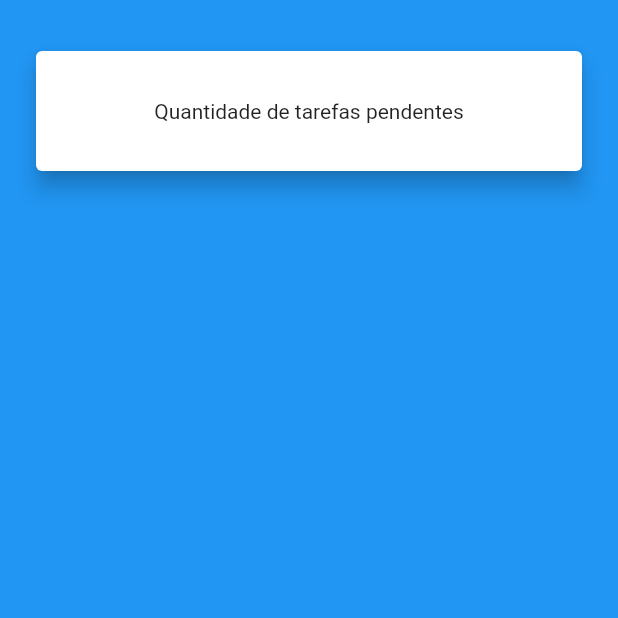
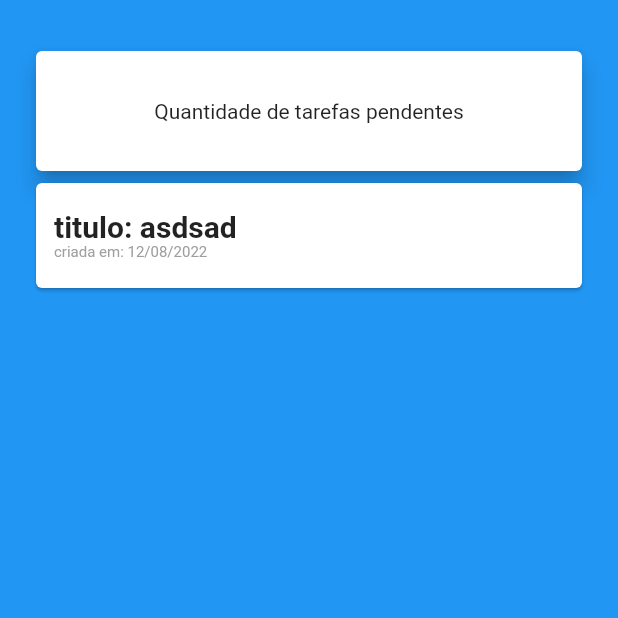
Before and after one commit to OuroborosD/task_helper, a Flutter app: the screen it shows after launch, on a phone screen of 412 x 824 dp, the top half of it. Run offline on Flutter 3.47's test engine with Material 2 defaults, Android fonts, the phone set to English and light mode, and no system bars; drawn by our look-alikes of flutter_slidable.

Commit message:
models, half of the layout of the taks pages made

```diff
--- a/lib/app/models/tasks_model.dart
+++ b/lib/app/models/tasks_model.dart
@@ -67,7 +67,7 @@ class Tasks_items{
 
   @override
  String toString(){// override, para mostrar otodos os dados de forma fácil
-  return 'id: $id, name: $name, data: $date_creation';
+  return 'id: $id, name: $name, data: $date_creation status:$complete ';
  }
 
 }
--- a/lib/app/views/pages/home_page.dart
+++ b/lib/app/views/pages/home_page.dart
@@ -1,13 +1,16 @@
 import 'package:flutter/material.dart';
 import 'package:flutter/src/widgets/container.dart';
 import 'package:flutter/src/widgets/framework.dart';
-import 'package:task_helper/app/views/widgets/card_add_title.dart';
+import 'package:task_helper/app/views/widgets/add_title.dart';
+import 'package:task_helper/app/views/widgets/task_page.dart';
 
-
+import '../../models/tasks_model.dart';
 // resizeToAvoidBottomInset: false,
 
 class HomePage extends StatelessWidget {
-  const HomePage({super.key});
+  HomePage({super.key});
+
+
 
   @override
   Widget build(BuildContext context) {
@@ -24,7 +27,7 @@ class HomePage extends StatelessWidget {
               child: ListView(
                 shrinkWrap: true,
             children: [
-
+                CardTaskHome()
             ],
           ))
         ]),
--- a/lib/app/views/widgets/card_add_title.dart
+++ b/lib/app/views/widgets/add_title.dart
@@ -1,5 +1,7 @@
 import 'package:flutter/material.dart';
 import 'package:flutter_slidable/flutter_slidable.dart';
+
+import '../pages/task_page.dart';
 
 
 class CardAddTitle extends StatelessWidget {
@@ -26,7 +28,9 @@ class CardAddTitle extends StatelessWidget {
             children: [
               SlidableAction(
               padding: EdgeInsets.symmetric(vertical: 10),
-              onPressed: (context){},
+              onPressed: (context){
+                Navigator.push(context, MaterialPageRoute(builder: (context)=> TaskPage()) );
+              },
               backgroundColor: Colors.blue,
               foregroundColor: Colors.white,
               icon: Icons.add,
--- /dev/null
+++ b/lib/app/views/widgets/task_page.dart
@@ -0,0 +1,52 @@
+import 'package:flutter/src/widgets/container.dart';
+import 'package:flutter/src/widgets/framework.dart';
+import 'package:flutter/material.dart';
+// extern
+import 'package:flutter_slidable/flutter_slidable.dart';
+
+class CardTaskHome extends StatelessWidget {
+  const CardTaskHome({super.key});
+
+  @override
+  Widget build(BuildContext context) {
+    return GestureDetector(
+      onTap: () {
+        print('hello ');
+      },
+      child: Card(
+          child: Slidable(
+              child: Container(
+                height: 70,
+                width: double
+                    .infinity, // a largura sempre para ocupar toda a tela, e o slide não vir da metade, que ocupava anteriormente
+                padding: EdgeInsets.all(12),
+                child: Column(
+                  mainAxisAlignment: MainAxisAlignment.center,
+                  crossAxisAlignment: CrossAxisAlignment.start,
+                  children: [
+                    Text(
+                      'titulo: asdsad',
+                      style:
+                          TextStyle(fontSize: 20, fontWeight: FontWeight.bold),
+                    ),
+                    Text(
+                      'criada em: 12/08/2022',
+                      style: TextStyle(fontSize: 10, color: Colors.grey),
+                    ),
+                  ],
+                ),
+              ),
+              endActionPane:
+                  ActionPane(motion: const DrawerMotion(), children: [
+                SlidableAction(
+                  padding: EdgeInsets.symmetric(vertical: 10),
+                  onPressed: (context) {},
+                  backgroundColor: Colors.blue,
+                  foregroundColor: Colors.white,
+                  icon: Icons.add,
+                  label: "Adicionar",
+                ),
+              ]))),
+    );
+  }
+}
```
Also changed, not shown: lib/app/controller/title_controller.dart (added, +14 -0 lines), lib/app/views/pages/task_page.dart (+57 -0 lines), 3 other files.
